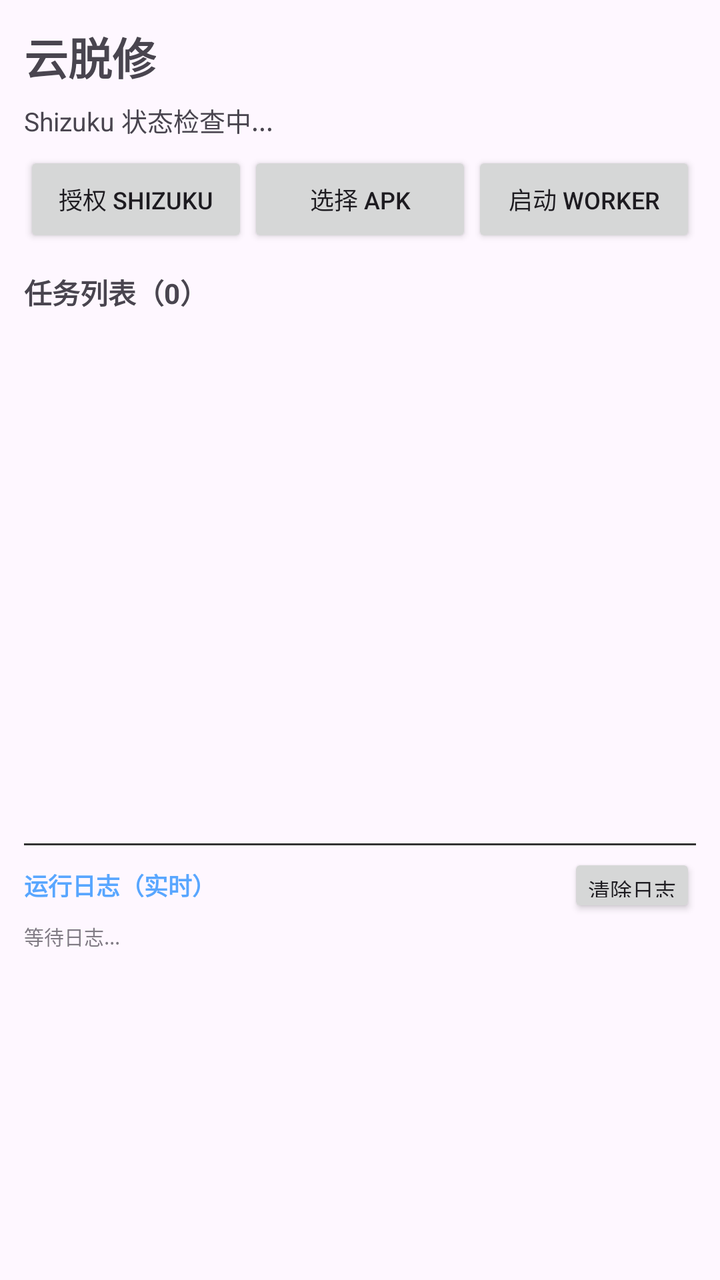
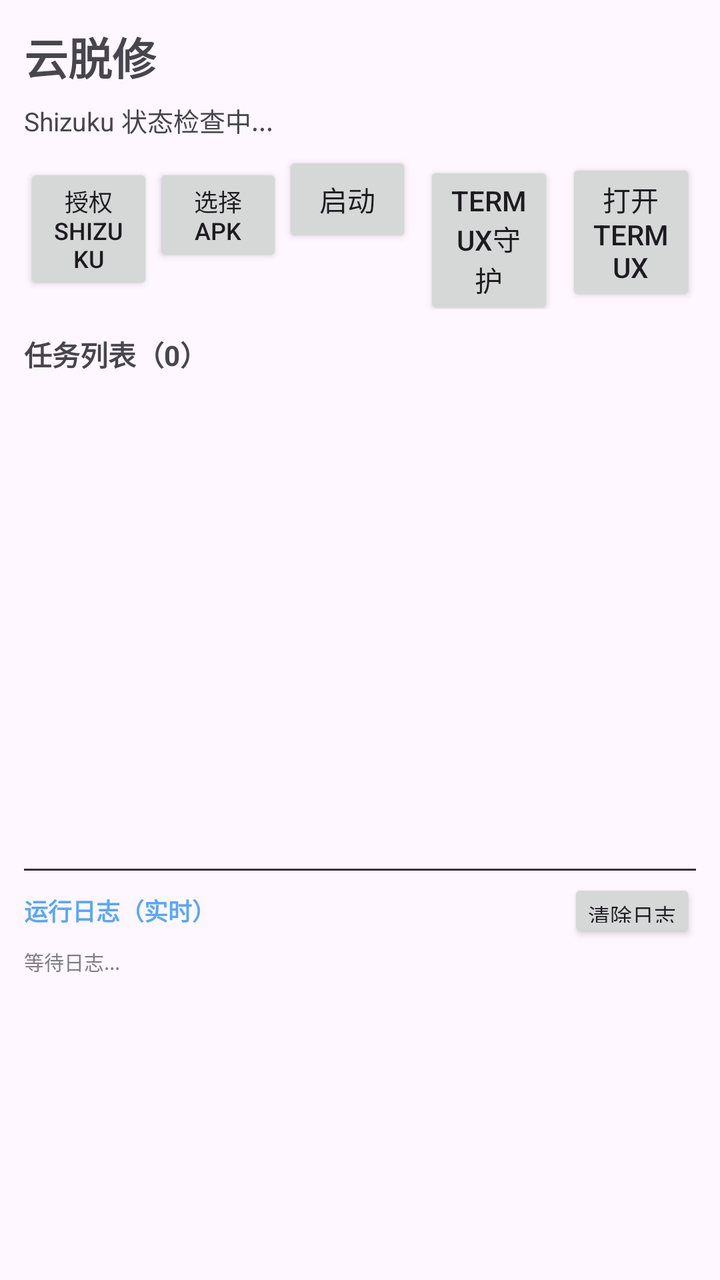

Compare the two renders of this Android layout. The source of the first and the diff that turns it into the second are given below.
<!-- AndroidManifest.xml: application theme Theme.UnpackCloud -->
<!-- res/layout/activity_main.xml -->
<?xml version="1.0" encoding="utf-8"?>
<LinearLayout xmlns:android="http://schemas.android.com/apk/res/android"
    android:layout_width="match_parent"
    android:layout_height="match_parent"
    android:orientation="vertical"
    android:padding="12dp">

    <TextView
        android:layout_width="wrap_content"
        android:layout_height="wrap_content"
        android:text="云脱修"
        android:textSize="22sp"
        android:textStyle="bold" />

    <TextView
        android:id="@+id/tvShizuku"
        android:layout_width="match_parent"
        android:layout_height="wrap_content"
        android:text="Shizuku 状态检查中..."
        android:textSize="13sp"
        android:paddingTop="6dp"
        android:paddingBottom="6dp" />

    <LinearLayout
        android:layout_width="match_parent"
        android:layout_height="wrap_content"
        android:orientation="horizontal">

        <Button
            android:id="@+id/btnGrantShizuku"
            android:layout_width="0dp"
            android:layout_height="wrap_content"
            android:layout_weight="1"
            android:textSize="12sp"
            android:text="授权 Shizuku" />

        <Button
            android:id="@+id/btnPickApk"
            android:layout_width="0dp"
            android:layout_height="wrap_content"
            android:layout_weight="1"
            android:textSize="12sp"
            android:text="选择 APK" />

        <Button
            android:id="@+id/btnStartWorker"
            android:layout_width="0dp"
            android:layout_height="wrap_content"
            android:layout_weight="1"
            android:textSize="12sp"
            android:text="启动 Worker" />
    </LinearLayout>

    <TextView
        android:id="@+id/tvTaskCount"
        android:layout_width="wrap_content"
        android:layout_height="wrap_content"
        android:text="任务列表（0）"
        android:textSize="14sp"
        android:textStyle="bold"
        android:paddingTop="12dp"
        android:paddingBottom="4dp" />

    
    <androidx.recyclerview.widget.RecyclerView
        android:id="@+id/rvTasks"
        android:layout_width="match_parent"
        android:layout_height="0dp"
        android:layout_weight="3" />

    
    <View
        android:layout_width="match_parent"
        android:layout_height="1dp"
        android:background="#333333"
        android:layout_marginTop="8dp"
        android:layout_marginBottom="4dp" />

    
    <LinearLayout
        android:layout_width="match_parent"
        android:layout_height="wrap_content"
        android:orientation="horizontal"
        android:gravity="center_vertical">

        <TextView
            android:id="@+id/tvLogHeader"
            android:layout_width="0dp"
            android:layout_height="wrap_content"
            android:layout_weight="1"
            android:text="运行日志（实时）"
            android:textSize="12sp"
            android:textStyle="bold"
            android:textColor="#58A6FF" />

        <Button
            android:id="@+id/btnClearLog"
            android:layout_width="wrap_content"
            android:layout_height="32dp"
            android:minWidth="0dp"
            android:paddingStart="10dp"
            android:paddingEnd="10dp"
            android:textSize="11sp"
            android:text="清除日志" />
    </LinearLayout>

    <ScrollView
        android:id="@+id/svLog"
        android:layout_width="match_parent"
        android:layout_height="0dp"
        android:layout_weight="2"
        android:paddingTop="2dp"
        android:scrollbars="vertical">

        <TextView
            android:id="@+id/tvLog"
            android:layout_width="match_parent"
            android:layout_height="wrap_content"
            android:text="等待日志..."
            android:textSize="10sp"
            android:fontFamily="monospace"
            android:alpha="0.7" />
    </ScrollView>

</LinearLayout>
<!-- resources referenced by this layout -->
<resources>
  <style name="Theme.UnpackCloud" parent="Theme.Material3.DayNight.NoActionBar" />
</resources>

<!-- the commit's change to res/layout/activity_main.xml (unified diff, before → after) -->
@@ -47,8 +47,23 @@
             android:layout_width="0dp"
             android:layout_height="wrap_content"
             android:layout_weight="1"
-            android:textSize="12sp"
-            android:text="启动 Worker" />
+            android:text="启动" />
+
+        <Button
+            android:id="@+id/btnStartDaemon"
+            android:layout_width="0dp"
+            android:layout_height="wrap_content"
+            android:layout_weight="1"
+            android:layout_marginStart="6dp"
+            android:text="Termux守护" />
+
+        <Button
+            android:id="@+id/btnOpenTermux"
+            android:layout_width="0dp"
+            android:layout_height="wrap_content"
+            android:layout_weight="1"
+            android:layout_marginStart="6dp"
+            android:text="打开Termux" />
     </LinearLayout>
 
     <TextView
